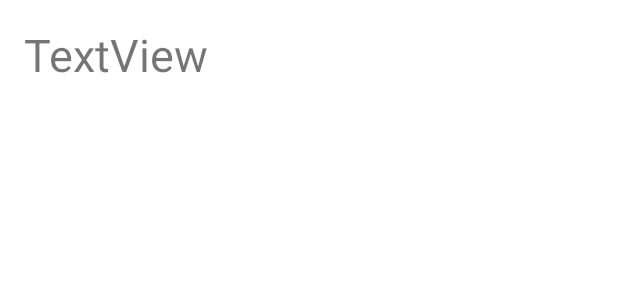
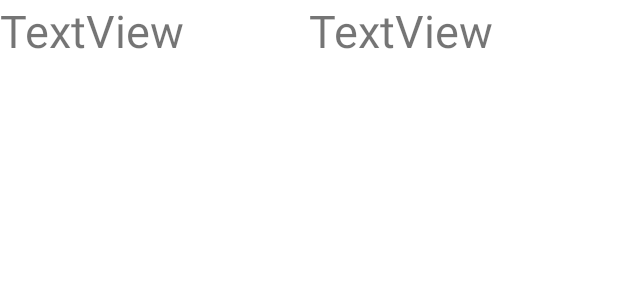
Before and after one commit to saamnd/EC3_PM, an Android app: the layout item_persona.xml on its own in the app's theme, with its tools: preview values and no code run, on a phone screen of 412 x 824 dp. Shown: the top 300 px of the screen. Run offline under Robolectric (Android 15) with nearby library versions, the phone set to English and light mode, and no system bars.

```diff
--- a/app/src/main/java/pe/edu/ulima/pm/ec/fragments/MainFragment.kt
+++ b/app/src/main/java/pe/edu/ulima/pm/ec/fragments/MainFragment.kt
@@ -69,7 +69,7 @@ class MainFragment: Fragment() {
             var lista:List<String> = mutableListOf()
             lista= withContext(Dispatchers.IO){
                 GestorPersona().obtenerListaPersonasCorutina()
-                lista
+
                 }
         //Guardar Lista
             GestorPersona().guardarListaPersonasRoom(
--- a/app/src/main/java/pe/edu/ulima/pm/ec/models/beans/Persona.kt
+++ b/app/src/main/java/pe/edu/ulima/pm/ec/models/beans/Persona.kt
@@ -2,9 +2,7 @@ package pe.edu.ulima.pm.ec.models.beans
 
 data class Persona(
     val fecha_corte: String,
-    val departamento: String,
-    val provincia: String,
-    val distrito: String,
-    val metododx: String,
 
+    val cantidad: Int,
+    val departamento: String
 )
--- a/app/src/main/java/pe/edu/ulima/pm/ec/room/dao/PersonaRoomDAO.kt
+++ b/app/src/main/java/pe/edu/ulima/pm/ec/room/dao/PersonaRoomDAO.kt
@@ -4,6 +4,8 @@ import androidx.room.Dao
 import androidx.room.Delete
 import androidx.room.Insert
 import androidx.room.Query
+import pe.edu.ulima.pm.ec.models.beans.Persona
+import pe.edu.ulima.pm.ec.room.models.DepartamentoRoom
 import pe.edu.ulima.pm.ec.room.models.PersonaRoom
 
 @Dao
@@ -14,6 +16,9 @@ interface PersonaRoomDAO {
     @Query("SELECT * FROM PersonaRoom WHERE id=:id")
     fun findById(id : Int) : PersonaRoom
 
+    @Query("SELECT departamento, count(*) as cantidad FROM PersonaRoom WHERE fecha_corte=:fecha_corte GROUP BY DEPARTAMENTO")
+    fun PorDepa(fecha_corte:String) : List<DepartamentoRoom>
+
     @Insert
     fun insert(persona : PersonaRoom)
 
--- a/app/src/main/java/pe/edu/ulima/pm/ec/room/models/PersonaRoom.kt
+++ b/app/src/main/java/pe/edu/ulima/pm/ec/room/models/PersonaRoom.kt
@@ -16,8 +16,8 @@ data class PersonaRoom(
     val provincia : String,
     @ColumnInfo(name = "distrito")
     val distrito : String,
-    @ColumnInfo(name = "metododx")
-    val metododx : String,
-    @PrimaryKey( )
+    @ColumnInfo(name = "id_persona")
+    val id_persona: String,
+    @PrimaryKey( autoGenerate = true)
     val id : Int
 )
--- a/app/src/main/res/layout/item_persona.xml
+++ b/app/src/main/res/layout/item_persona.xml
@@ -4,16 +4,27 @@
     xmlns:tools="http://schemas.android.com/tools"
     android:layout_width="match_parent"
     android:layout_height="100dp">
+        <LinearLayout
+            android:layout_width="match_parent"
+            android:layout_height="match_parent">
 
-    <TextView
-        android:id="@+id/tviPersonaNombre"
-        android:layout_width="wrap_content"
-        android:layout_height="wrap_content"
-        android:layout_marginStart="16dp"
-        android:layout_marginTop="16dp"
-        android:text="TextView"
-        android:textSize="30sp"
-        app:layout_constraintStart_toStartOf="parent"
-        app:layout_constraintTop_toTopOf="parent" />
+            <TextView
+                android:id="@+id/tviDepartamento"
+                android:layout_width="0dp"
+                android:layout_height="match_parent"
+                android:layout_weight="1"
+                android:text="TextView"
+                android:textSize="30sp"/>
+
+            <TextView
+                android:id="@+id/tviCount"
+                android:layout_width="0dp"
+                android:layout_height="match_parent"
+                android:layout_weight="1"
+                android:text="TextView"
+                android:textSize="30sp"/>
+
+        </LinearLayout>
+
 
 </androidx.constraintlayout.widget.ConstraintLayout>
```
Also changed, not shown: app/src/main/java/pe/edu/ulima/pm/ec/adapters/ListadoPersonasAdapter.kt (+40 -1 lines), app/src/main/java/pe/edu/ulima/pm/ec/fragments/PersonaFragment.kt (+21 -0 lines), app/src/main/java/pe/edu/ulima/pm/ec/models/GestorPersona.kt (+33 -10 lines), app/src/main/java/pe/edu/ulima/pm/ec/room/models/DepartamentoRoom.kt (added, +18 -0 lines).
